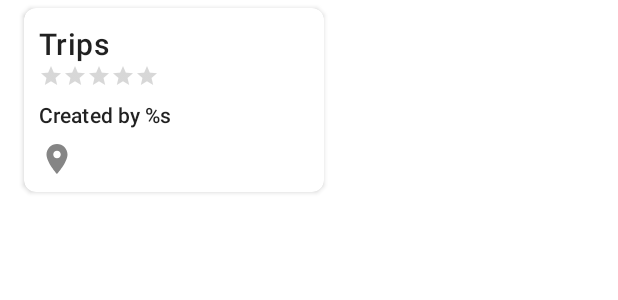
After one commit to raphaelmue/travlyn, an Android app: the layout city_information_trip_card_view.xml on its own in the app's theme, with its tools: preview values and no code run, on a phone screen of 412 x 824 dp. The commit adds this screen. Shown: the top 300 px of the screen. Run offline under Robolectric (Android 15) with nearby library versions, the phone set to English and light mode, and no system bars.

Commit message:
issue #37: implemented showing trips in city information fragment

```diff
--- a/android/app/src/main/java/org/travlyn/api/model/Trip.kt
+++ b/android/app/src/main/java/org/travlyn/api/model/Trip.kt
@@ -25,9 +25,11 @@ package org.travlyn.api.model
 data class Trip(
 
     val id: Int? = null,
+    val name: String? = null,
     val user: User? = null,
     val city: City? = null,
     val `private`: Boolean? = null,
+    val averageRating: Double? = null,
     val stops: Array<Stop>? = null,
     val ratings: Array<Rating>? = null,
     val geoText: Array<GeoText>? = null
--- /dev/null
+++ b/android/app/src/main/res/layout/city_information_trip_card_view.xml
@@ -0,0 +1,65 @@
+<?xml version="1.0" encoding="utf-8"?>
+<androidx.cardview.widget.CardView xmlns:android="http://schemas.android.com/apk/res/android"
+    xmlns:app="http://schemas.android.com/apk/res-auto"
+    xmlns:card_view="http://schemas.android.com/tools"
+    android:layout_width="200dp"
+    android:layout_height="wrap_content"
+    android:layout_marginVertical="5dp"
+    android:layout_marginStart="16dp"
+    app:cardCornerRadius="8dp"
+    card_view:cardBackgroundColor="@android:color/white"
+    card_view:cardElevation="2dp"
+    card_view:cardUseCompatPadding="true">
+
+    <LinearLayout
+        android:layout_width="match_parent"
+        android:layout_height="match_parent"
+        android:orientation="vertical"
+        android:padding="10dp">
+
+        <TextView
+            android:id="@+id/tripCardNameTextView"
+            android:layout_width="match_parent"
+            android:layout_height="match_parent"
+            android:layout_gravity="center_horizontal"
+            android:text="@string/trips"
+            android:textAppearance="@style/TextAppearance.MaterialComponents.Headline6" />
+
+        <LinearLayout
+            android:layout_width="match_parent"
+            android:layout_height="wrap_content"
+            android:orientation="horizontal">
+
+            <RatingBar
+                android:id="@+id/tripCardRatingBar"
+                style="@style/RatingBar"
+                android:layout_width="wrap_content"
+                android:layout_height="wrap_content" />
+
+            <TextView
+                android:id="@+id/tripCardRatingTextView"
+                android:layout_width="wrap_content"
+                android:layout_height="wrap_content"
+                android:layout_marginStart="10dp"
+                android:textAppearance="@style/TextAppearance.MaterialComponents.Overline" />
+        </LinearLayout>
+
+        <TextView
+            android:id="@+id/tripCardCreatedByTextView"
+            android:layout_width="match_parent"
+            android:layout_height="match_parent"
+            android:layout_gravity="center_horizontal"
+            android:layout_marginTop="8dp"
+            android:text="@string/created_by"
+            android:textAppearance="@style/TextAppearance.MaterialComponents.Subtitle2" />
+
+        <TextView
+            android:id="@+id/tripCardNumberOfStopsTextView"
+            android:layout_width="wrap_content"
+            android:layout_height="wrap_content"
+            android:layout_marginTop="8dp"
+            android:drawableStart="@drawable/ic_location_marker"
+            android:drawablePadding="8dp"
+            android:textAppearance="@style/TextAppearance.MaterialComponents.Caption" />
+    </LinearLayout>
+</androidx.cardview.widget.CardView>
--- a/android/app/src/main/res/values/strings.xml
+++ b/android/app/src/main/res/values/strings.xml
@@ -40,4 +40,6 @@
     <string name="category_museum">Museum</string>
     <string name="category_attraction">Attraction</string>
     <string name="number_of_selected_items">%d selected</string>
+    <string name="created_by">Created by %s</string>
+    <string name="no_data_available">No data available.</string>
 </resources>
--- a/java/org.travlyn.server/src/main/java/org/travlyn/server/api/CityApi.java
+++ b/java/org.travlyn.server/src/main/java/org/travlyn/server/api/CityApi.java
@@ -33,11 +33,11 @@ public interface CityApi {
             nickname = "getTripsByCityId",
             notes = "",
             response = Trip.class,
-            responseContainer="List",
+            responseContainer = "List",
             authorizations = {@Authorization(value = "ApiKeyAuth")},
-            tags = {"trip"})
+            tags = {"city", "trip"})
     @ApiResponses(value = {
-            @ApiResponse(code = 200, message = "successful operation", response = Trip.class, responseContainer="List"),
+            @ApiResponse(code = 200, message = "successful operation", response = Trip.class, responseContainer = "List"),
             @ApiResponse(code = 404, message = "City not found")})
     @GetMapping(
             value = "/city/trips",
```
Also changed, not shown: android/app/src/main/java/org/travlyn/api/CityApi.kt (+36 -0 lines), android/app/src/main/java/org/travlyn/ui/home/CityInformationFragment.kt (+94 -6 lines), android/app/src/main/res/layout/fragment_city_information.xml (+22 -8 lines), 1 other file.
